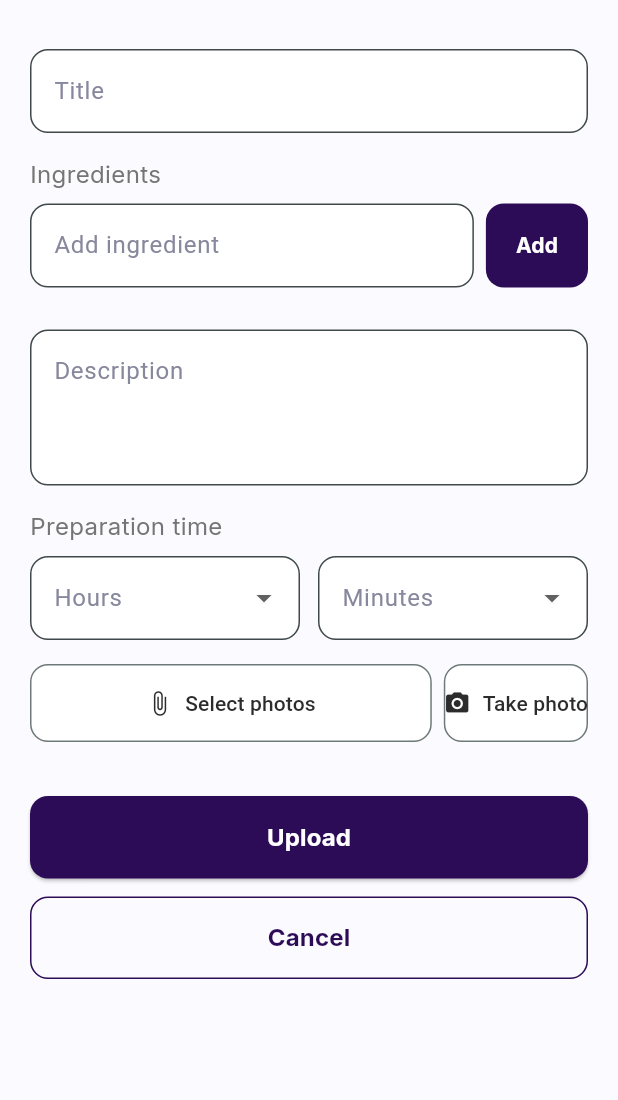
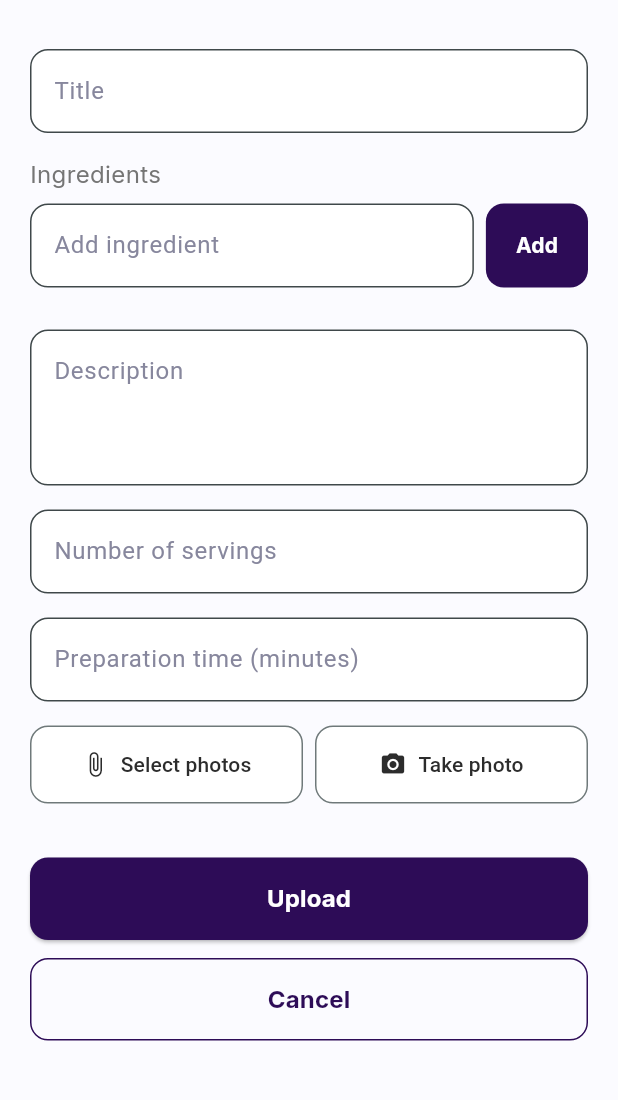
Before and after one commit to kamig2/Projekt-PIM, a Flutter app: the AddRecipeScreen screen opened directly, after a tap on "Upload", on a phone screen of 412 x 824 dp, the part 65-1165 px from its top. Run offline on Flutter 3.47's test engine with Material 3 defaults, Android fonts, the phone set to English and light mode, and no system bars; our stand-ins replace file_picker, google_fonts, image_picker.

Commit message:
Portions, time (only minutes), general layout

```diff
--- a/recipe_app/lib/screens/add_recipe_screen.dart
+++ b/recipe_app/lib/screens/add_recipe_screen.dart
@@ -24,8 +24,8 @@ class _AddRecipeScreenState extends State<AddRecipeScreen> {
   final TextEditingController _descriptionController = TextEditingController();
   final List<String> _ingredients = [];
   final ImagePicker _picker = ImagePicker();
-  int? _selectedHour;
-  int? _selectedMinute;
+  final TextEditingController _servingsController = TextEditingController();
+  final TextEditingController _minutesController = TextEditingController();
 
   // pliki zdjęć
   List<File> _selectedFiles = [];         // mobilnie
@@ -78,8 +78,8 @@ class _AddRecipeScreenState extends State<AddRecipeScreen> {
     _ingredientController.clear();
     _descriptionController.clear();
     _ingredients.clear();
-    _selectedHour = null;
-    _selectedMinute = null;
+    _minutesController.clear();
+    _servingsController.clear();
     _selectedFiles.clear();
     _selectedFilesWeb.clear();
     setState(() {});
@@ -243,76 +243,44 @@ class _AddRecipeScreenState extends State<AddRecipeScreen> {
               ),
               const SizedBox(height: 16),
 
-              // Time
-              Column(
-                crossAxisAlignment: CrossAxisAlignment.start,
-                children: [
-                  Text(
-                    'Preparation time',
-                    style: GoogleFonts.inter(
-                      fontSize: 16,
-                      fontWeight: FontWeight.w400,
-                      color: Colors.grey[600],
-                    ),
-                  ),
-
-                  const SizedBox(height: 8),
-                  Row(
-                    children: [
-                      Expanded(
-                        child: DropdownButtonFormField<int>(
-                          initialValue: _selectedHour,
+              // Servings
+              TextFormField(
+                controller: _servingsController,
                 decoration: InputDecoration(
-                            labelText: 'Hours',
+                  labelText: 'Number of servings',
                   border: OutlineInputBorder(
                     borderRadius: BorderRadius.circular(12),
                   ),
                   filled: true,
                   fillColor: Colors.white,
                 ),
-                          items: List.generate(
-                            24,
-                            (index) => DropdownMenuItem(
-                              value: index,
-                              child: Text('$index'),
-                            ),
-                          ),
-                          onChanged: (value) {
-                            setState(() {
-                              _selectedHour = value;
-                            });
+                keyboardType: TextInputType.number,
+                validator: (value) {
+                  if (value == null || value.isEmpty) return 'Enter number of servings';
+                  if (int.tryParse(value) == null) return 'Must be a number';
+                  return null;
                 },
               ),
-                      ),
-                      const SizedBox(width: 12),
-                      Expanded(
-                        child: DropdownButtonFormField<int>(
-                          initialValue: _selectedMinute,
+              const SizedBox(height: 16),
+
+
+// Only minutes
+              TextFormField(
+                controller: _minutesController,
                 decoration: InputDecoration(
-                            labelText: 'Minutes',
+                  labelText: 'Preparation time (minutes)',
                   border: OutlineInputBorder(
                     borderRadius: BorderRadius.circular(12),
                   ),
                   filled: true,
                   fillColor: Colors.white,
                 ),
-                          items: List.generate(
-                            60,
-                            (index) => DropdownMenuItem(
-                              value: index,
-                              child: Text('$index'),
-                            ),
-                          ),
-                          onChanged: (value) {
-                            setState(() {
-                              _selectedMinute = value;
-                            });
+                keyboardType: TextInputType.number,
+                validator: (value) {
+                  if (value == null || value.isEmpty) return 'Enter time in minutes';
+                  if (int.tryParse(value) == null) return 'Must be a number';
+                  return null;
                 },
-                        ),
-                      ),
-                    ],
-                  ),
-                ],
               ),
               const SizedBox(height: 16),
 
@@ -342,7 +310,8 @@ class _AddRecipeScreenState extends State<AddRecipeScreen> {
                     ),
                   ),
                   const SizedBox(width: 8),
-                  OutlinedButton.icon(
+                  Expanded(
+                    child: OutlinedButton.icon(
                       onPressed: _takePhoto,
                       icon: const Icon(Icons.camera_alt),
                       label: const Text('Take photo'),
@@ -353,8 +322,10 @@ class _AddRecipeScreenState extends State<AddRecipeScreen> {
                             borderRadius: BorderRadius.circular(12)),
                       ),
                     ),
+                  ),
                 ],
               ),
+
 
 
               const SizedBox(height: 12),
```
Also changed, not shown: 1 other file. Lines whose indentation alone changed are shown as unchanged.
